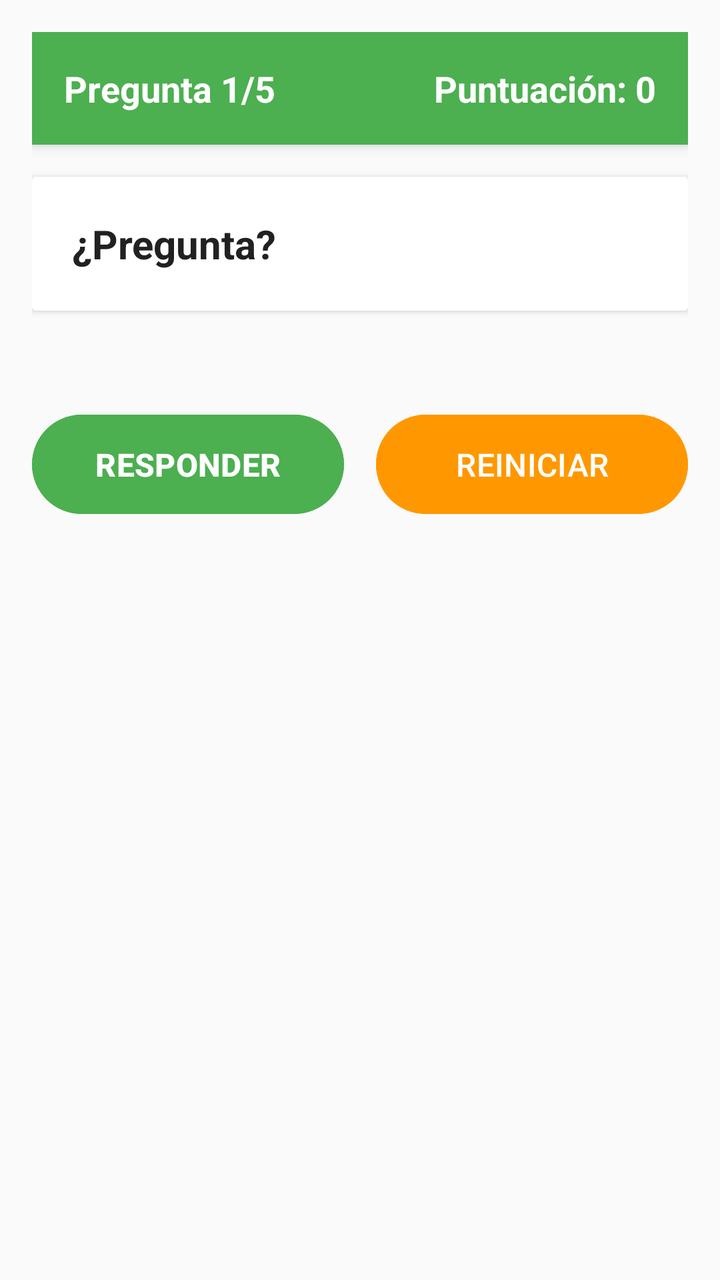
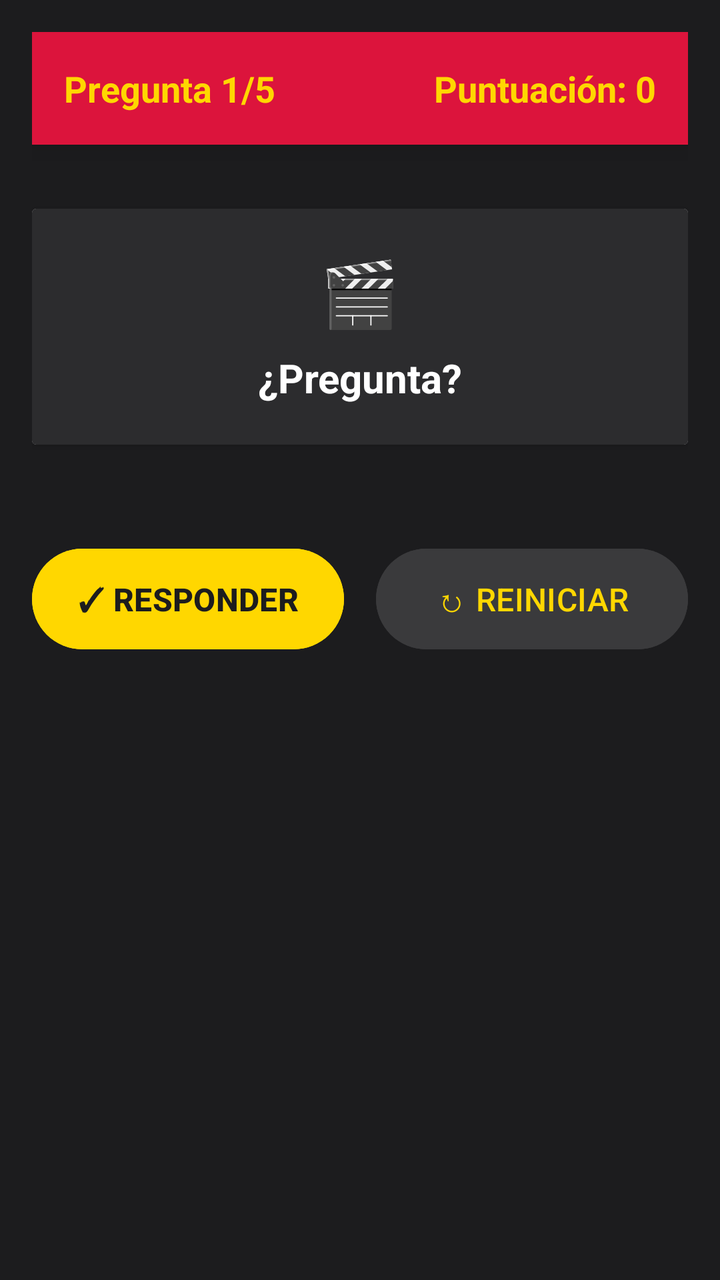

An Android layout rendered at two revisions. The XML below is the earlier revision; the diff shows what the commit changed to produce the second picture.
<!-- AndroidManifest.xml: application theme Theme.QuizGame -->
<!-- res/layout/activity_quiz.xml -->
<?xml version="1.0" encoding="utf-8"?>

<ScrollView xmlns:android="http://schemas.android.com/apk/res/android"
    android:layout_width="match_parent"
    android:layout_height="match_parent"
    android:fillViewport="true"
    android:background="#FAFAFA">

    <LinearLayout
        android:layout_width="match_parent"
        android:layout_height="wrap_content"
        android:orientation="vertical"
        android:padding="16dp">

        
        <LinearLayout
            android:layout_width="match_parent"
            android:layout_height="wrap_content"
            android:orientation="horizontal"
            android:background="#4CAF50"
            android:padding="16dp"
            android:layout_marginBottom="16dp"
            android:elevation="4dp">

            <TextView
                android:id="@+id/tvQuestionNumber"
                android:layout_width="0dp"
                android:layout_height="wrap_content"
                android:layout_weight="1"
                android:text="Pregunta 1/5"
                android:textSize="18sp"
                android:textStyle="bold"
                android:textColor="#FFFFFF"/>

            <TextView
                android:id="@+id/tvScore"
                android:layout_width="wrap_content"
                android:layout_height="wrap_content"
                android:text="Puntuación: 0"
                android:textSize="18sp"
                android:textStyle="bold"
                android:textColor="#FFFFFF"/>
        </LinearLayout>

        
        <ImageView
            android:id="@+id/ivQuestionImage"
            android:layout_width="match_parent"
            android:layout_height="200dp"
            android:scaleType="centerCrop"
            android:layout_marginBottom="16dp"
            android:background="#E0E0E0"
            android:visibility="gone"
            android:contentDescription="Question Image"/>

        
        <androidx.cardview.widget.CardView
            android:layout_width="match_parent"
            android:layout_height="wrap_content"
            android:layout_marginBottom="24dp"
            android:elevation="2dp"
            android:radius="8dp">

            <TextView
                android:id="@+id/tvQuestion"
                android:layout_width="match_parent"
                android:layout_height="wrap_content"
                android:text="¿Pregunta?"
                android:textSize="20sp"
                android:textStyle="bold"
                android:textColor="#212121"
                android:padding="20dp"
                android:background="#FFFFFF"/>
        </androidx.cardview.widget.CardView>

        
        <LinearLayout
            android:id="@+id/controlContainer"
            android:layout_width="match_parent"
            android:layout_height="wrap_content"
            android:orientation="vertical"
            android:layout_marginBottom="24dp"/>

        
        <LinearLayout
            android:layout_width="match_parent"
            android:layout_height="wrap_content"
            android:orientation="horizontal"
            android:gravity="center">

            <Button
                android:id="@+id/btnSubmit"
                android:layout_width="0dp"
                android:layout_height="wrap_content"
                android:layout_weight="1"
                android:text="RESPONDER"
                android:textSize="16sp"
                android:textStyle="bold"
                android:backgroundTint="#4CAF50"
                android:padding="14dp"
                android:layout_marginEnd="8dp"/>

            <Button
                android:id="@+id/btnRestart"
                android:layout_width="0dp"
                android:layout_height="wrap_content"
                android:layout_weight="1"
                android:text="REINICIAR"
                android:textSize="16sp"
                android:backgroundTint="#FF9800"
                android:padding="14dp"
                android:layout_marginStart="8dp"/>
        </LinearLayout>

    </LinearLayout>
</ScrollView>
<!-- resources referenced by this layout -->
<resources>
  <style name="Theme.QuizGame" parent="Base.Theme.QuizGame" />
  <style name="Base.Theme.QuizGame" parent="Theme.Material3.DayNight.NoActionBar">
          
          
      </style>
</resources>

<!-- the commit's change to res/layout/activity_quiz.xml (unified diff, before → after) -->
@@ -4,7 +4,7 @@
     android:layout_width="match_parent"
     android:layout_height="match_parent"
     android:fillViewport="true"
-    android:background="#FAFAFA">
+    android:background="#1C1C1E">
 
     <LinearLayout
         android:layout_width="match_parent"
@@ -17,10 +17,10 @@
             android:layout_width="match_parent"
             android:layout_height="wrap_content"
             android:orientation="horizontal"
-            android:background="#4CAF50"
+            android:background="#DC143C"
             android:padding="16dp"
             android:layout_marginBottom="16dp"
-            android:elevation="4dp">
+            android:elevation="8dp">
 
             <TextView
                 android:id="@+id/tvQuestionNumber"
@@ -30,7 +30,7 @@
                 android:text="Pregunta 1/5"
                 android:textSize="18sp"
                 android:textStyle="bold"
-                android:textColor="#FFFFFF"/>
+                android:textColor="#FFD700"/>
 
             <TextView
                 android:id="@+id/tvScore"
@@ -39,38 +39,61 @@
                 android:text="Puntuación: 0"
                 android:textSize="18sp"
                 android:textStyle="bold"
-                android:textColor="#FFFFFF"/>
+                android:textColor="#FFD700"/>
         </LinearLayout>
 
         
-        <ImageView
-            android:id="@+id/ivQuestionImage"
+        <androidx.cardview.widget.CardView
             android:layout_width="match_parent"
-            android:layout_height="200dp"
-            android:scaleType="centerCrop"
+            android:layout_height="wrap_content"
             android:layout_marginBottom="16dp"
-            android:background="#E0E0E0"
-            android:visibility="gone"
-            android:contentDescription="Question Image"/>
+            android:elevation="4dp"
+            android:radius="12dp">
+
+            <ImageView
+                android:id="@+id/ivQuestionImage"
+                android:layout_width="match_parent"
+                android:layout_height="180dp"
+                android:scaleType="centerInside"
+                android:background="#2C2C2E"
+                android:visibility="gone"
+                android:padding="16dp"
+                android:contentDescription="Question Image"/>
+        </androidx.cardview.widget.CardView>
 
         
         <androidx.cardview.widget.CardView
             android:layout_width="match_parent"
             android:layout_height="wrap_content"
             android:layout_marginBottom="24dp"
-            android:elevation="2dp"
-            android:radius="8dp">
+            android:elevation="4dp"
+            android:radius="12dp">
 
-            <TextView
-                android:id="@+id/tvQuestion"
+            <LinearLayout
                 android:layout_width="match_parent"
                 android:layout_height="wrap_content"
-                android:text="¿Pregunta?"
-                android:textSize="20sp"
-                android:textStyle="bold"
-                android:textColor="#212121"
-                android:padding="20dp"
-                android:background="#FFFFFF"/>
+                android:orientation="vertical"
+                android:background="#2C2C2E"
+                android:padding="20dp">
+
+                <TextView
+                    android:layout_width="wrap_content"
+                    android:layout_height="wrap_content"
+                    android:text="🎬"
+                    android:textSize="32sp"
+                    android:layout_gravity="center"
+                    android:layout_marginBottom="8dp"/>
+
+                <TextView
+                    android:id="@+id/tvQuestion"
+                    android:layout_width="match_parent"
+                    android:layout_height="wrap_content"
+                    android:text="¿Pregunta?"
+                    android:textSize="20sp"
+                    android:textStyle="bold"
+                    android:textColor="#FFFFFF"
+                    android:textAlignment="center"/>
+            </LinearLayout>
         </androidx.cardview.widget.CardView>
 
         
@@ -93,23 +116,27 @@
                 android:layout_width="0dp"
                 android:layout_height="wrap_content"
                 android:layout_weight="1"
-                android:text="RESPONDER"
+                android:text="✓ RESPONDER"
                 android:textSize="16sp"
                 android:textStyle="bold"
-                android:backgroundTint="#4CAF50"
+                android:backgroundTint="#FFD700"
+                android:textColor="#1C1C1E"
                 android:padding="14dp"
-                android:layout_marginEnd="8dp"/>
+                android:layout_marginEnd="8dp"
+                android:elevation="4dp"/>
 
             <Button
                 android:id="@+id/btnRestart"
                 android:layout_width="0dp"
                 android:layout_height="wrap_content"
                 android:layout_weight="1"
-                android:text="REINICIAR"
+                android:text="↻ REINICIAR"
                 android:textSize="16sp"
-                android:backgroundTint="#FF9800"
+                android:backgroundTint="#3A3A3C"
+                android:textColor="#FFD700"
                 android:padding="14dp"
-                android:layout_marginStart="8dp"/>
+                android:layout_marginStart="8dp"
+                android:elevation="4dp"/>
         </LinearLayout>
 
     </LinearLayout>
